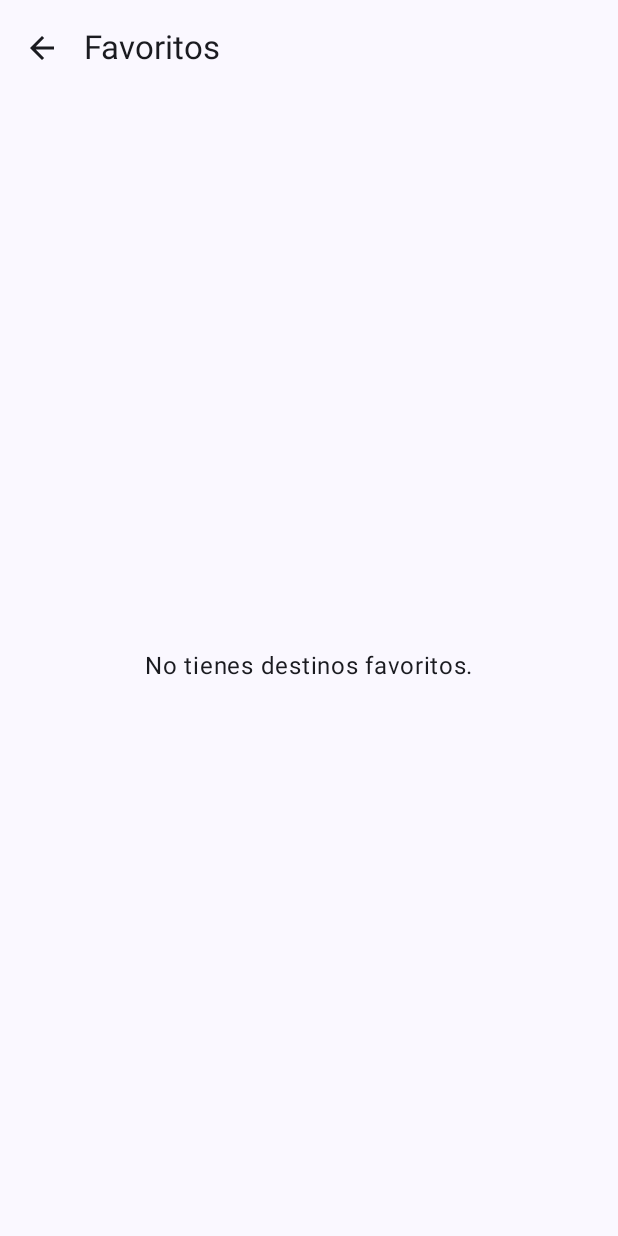
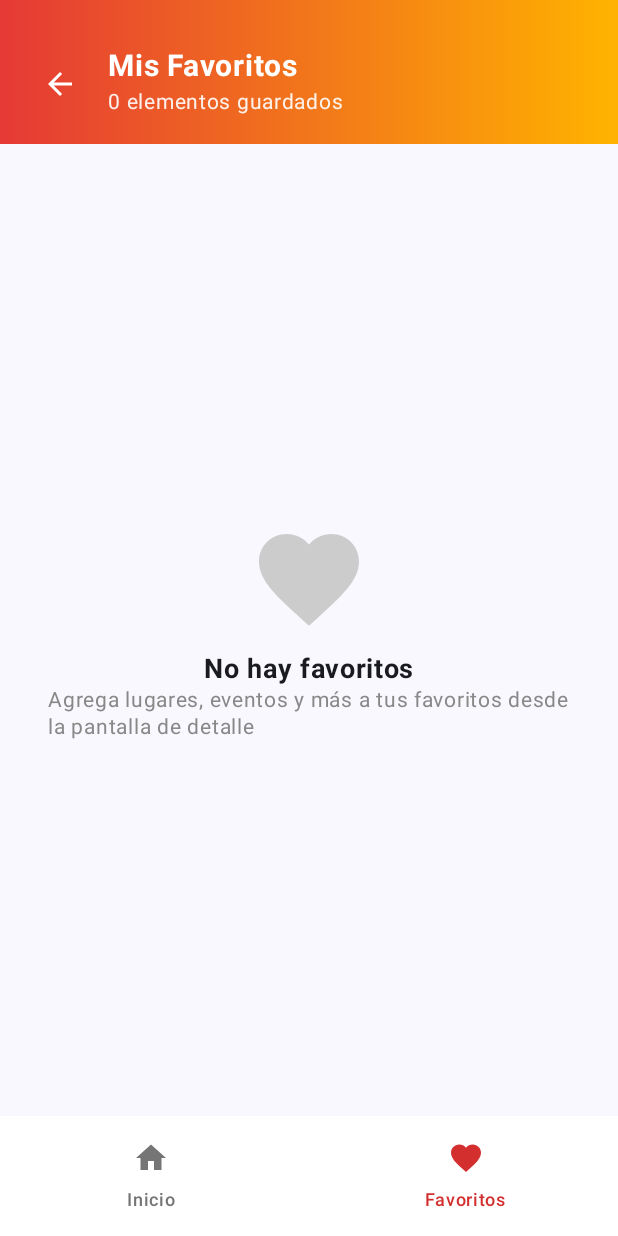
Before and after one commit to Evor00/TravelMarket, an Android app built with Jetpack Compose: the screen it shows after launch (MainActivity), item 2 of the bottom bar chosen, on a phone screen of 412 x 824 dp. Run offline under Robolectric (Android 15) with nearby library versions, the phone set to English and light mode, and no system bars.

Commit message:
Revisión final y correcciones menores antes de la entrega del proyecto.

```diff
--- a/TravelMarket_proyecto/app/src/main/java/com/miempresa/travelmarket/data/Repository.kt
+++ b/TravelMarket_proyecto/app/src/main/java/com/miempresa/travelmarket/data/Repository.kt
@@ -3,43 +3,41 @@ package com.miempresa.travelmarket.data
 import com.miempresa.travelmarket.R
 import com.miempresa.travelmarket.models.Destino
 import com.miempresa.travelmarket.models.Evento
+import com.miempresa.travelmarket.models.Gastronomia
 import com.miempresa.travelmarket.models.Lugar
-import com.miempresa.travelmarket.models.Servicio
-import com.miempresa.travelmarket.models.Gastronomia
 import com.miempresa.travelmarket.models.Transporte
 
 object Repository {
     val lugares = listOf(
-        Lugar("l1", "Plaza de Armas", "La Plaza de Armas es el corazón de Arequipa.", R.drawable.lugares),
-        Lugar("l2", "Monasterio de Santa Catalina", "Un complejo religioso y turístico de gran importancia.", R.drawable.lugares),
-        Lugar("l3", "Mirador de Yanahuara", "Ofrece una vista panorámica de la ciudad y el volcán Misti.", R.drawable.lugares)
+        Lugar("l1", "Plaza de Armas", "La Plaza de Armas es el corazón de Arequipa.", R.drawable.plazadearmas),
+        Lugar("l2", "Monasterio de Santa Catalina", "Un complejo religioso y turístico de gran importancia.", R.drawable.catalina),
+        Lugar("l3", "Mirador de Yanahuara", "Ofrece una vista panorámica de la ciudad y el volcán Misti.", R.drawable.mirador),
+        Lugar("l4", "Cañón del Colca","Es uno de los cañones más profundos del mundo y hogar del majestuoso cóndor andino.",R.drawable.colca)
     )
 
     val eventos = listOf(
-        Evento("e1", "Festival de la Cerveza", "Celebración anual con las mejores cervezas artesanales.", R.drawable.eventos, "20-22 Oct"),
-        Evento("e2", "Aniversario de Arequipa", "Fiestas y eventos por toda la ciudad.", R.drawable.eventos, "15 Ago"),
-        Evento("e3", "Festival Gastronómico", "Los mejores platos de la región en un solo lugar.", R.drawable.eventos, "5-7 Nov")
+        Evento("e1", "Festival de la Cerveza", "Celebración anual con las mejores cervezas artesanales.", R.drawable.cerveza, "20-22 Oct"),
+        Evento("e2", "Aniversario de Arequipa", "Fiestas y eventos por toda la ciudad.", R.drawable.aniversario, "15 Ago"),
+        Evento("e3", "Festival Gastronómico", "Los mejores platos de la región en un solo lugar.", R.drawable.festival, "5-7 Nov"),
+        Evento("e4","Ceremonia de Apertura","Gran ceremonia inaugural de los Juegos Panamericanos con espectáculo de luces, música y cultura latinoamericana.",R.drawable.ceremonia,"26 Jul"),
+        Evento("e5","Natación - Competencias","Competencias de natación olímpica en diversas categorías.",R.drawable.natacion,"2 Ago"),
+        Evento("e6","Final Baloncesto Masculino","Emocionante final del torneo de baloncesto masculino por la medalla de oro.",R.drawable.baloncesto,"10 Ago")
     )
 
     val gastronomia = listOf(
-        Gastronomia("g1", "Restaurante La Nueva Palomino", "Picantería tradicional arequipeña.", R.drawable.gastronomia, "Picantería"),
-        Gastronomia("g2", "Chicha por Gastón Acurio", "Cocina peruana de autor.", R.drawable.gastronomia, "Gourmet"),
-        Gastronomia("g3", "Zig Zag Restaurant", "Especialidades en carnes a la piedra volcánica.", R.drawable.gastronomia, "Internacional")
+        Gastronomia("g1", "Restaurante La Nueva Palomino", "Picantería tradicional arequipeña.", R.drawable.lanuevapalomino, "Picantería"),
+        Gastronomia("g2", "Chicha por Gastón Acurio", "Cocina peruana de autor.", R.drawable.chica, "Gourmet"),
+        Gastronomia("g3", "Zig Zag Restaurant", "Especialidades en carnes a la piedra volcánica.", R.drawable.zigzag, "Internacional"),
+        Gastronomia("g4","Sol de Mayo","Es famoso por su comida tradicional arequipeña y su ambiente típico con música y danzas locales.",R.drawable.soldemayo,"Tradicional")
     )
 
     val transporte = listOf(
-        Transporte("t1", "Línea 1 del Bus Turístico", "Recorrido por los principales atractivos de la ciudad.", R.drawable.transporte, "Bus Turístico"),
-        Transporte("t2", "Taxis Arequipa", "Servicio de taxi seguro y confiable.", R.drawable.transporte, "Taxi"),
-        Transporte("t3", "Alquiler de Scooters Eléctricos", "Movilidad sostenible para explorar el centro histórico.", R.drawable.transporte, "Scooter")
+        Transporte("t1", "Línea 1 del Bus Turístico", "Recorrido por los principales atractivos de la ciudad.", R.drawable.bus, "Bus Turístico"),
+        Transporte("t2", "Taxis Arequipa", "Servicio de taxi seguro y confiable.", R.drawable.taxis, "Taxi"),
+        Transporte("t3", "Alquiler de Scooters Eléctricos", "Movilidad sostenible para explorar el centro histórico.", R.drawable.scooter, "Scooter")
     )
 
-    fun getLugar(id: String?): Lugar? = lugares.find { it.id == id }
-    fun getEvento(id: String?): Evento? = eventos.find { it.id == id }
-    fun getGastronomia(id: String?): Gastronomia? = gastronomia.find { it.id == id }
-    fun getTransporte(id: String?): Transporte? = transporte.find { it.id == id }
 
-
-    // Nueva función para obtener cualquier item por su ID único
     fun getItem(id: String?): Destino? {
         if (id == null) return null
         return lugares.find { it.id == id }
--- a/TravelMarket_proyecto/app/src/main/java/com/miempresa/travelmarket/data/Transporte.kt
+++ b/TravelMarket_proyecto/app/src/main/java/com/miempresa/travelmarket/data/Transporte.kt
@@ -23,7 +23,7 @@ fun getTransporte(): List<Transporte> {
             ubicacion = "Varias estaciones en la ciudad",
             ruta = "Rutas troncales y alimentadoras",
             distancia = "Varía",
-            imageRes = R.drawable.transporte
+            imageRes = R.drawable.bus
         ),
         Transporte(
             nombre = "Taxis de la Ciudad",
@@ -33,7 +33,7 @@ fun getTransporte(): List<Transporte> {
             ubicacion = "Toda la ciudad",
             ruta = "A solicitud del pasajero",
             distancia = "Varía",
-            imageRes = R.drawable.transporte
+            imageRes = R.drawable.taxis
         ),
         Transporte(
             nombre = "Combies y Colectivos",
@@ -43,7 +43,7 @@ fun getTransporte(): List<Transporte> {
             ubicacion = "Rutas específicas por toda la ciudad",
             ruta = "Rutas fijas",
             distancia = "Varía",
-            imageRes = R.drawable.transporte
+            imageRes = R.drawable.combi
         )
     )
 }
--- a/TravelMarket_proyecto/app/src/main/java/com/miempresa/travelmarket/ui/favoritos/FavoriteScreen.kt
+++ b/TravelMarket_proyecto/app/src/main/java/com/miempresa/travelmarket/ui/favoritos/FavoriteScreen.kt
@@ -1,6 +1,7 @@
 package com.miempresa.travelmarket.ui.favoritos
 
 import androidx.compose.foundation.Image
+import androidx.compose.foundation.background
 import androidx.compose.foundation.clickable
 import androidx.compose.foundation.layout.*
 import androidx.compose.foundation.lazy.LazyColumn
@@ -8,6 +9,8 @@ import androidx.compose.foundation.lazy.items
 import androidx.compose.foundation.shape.RoundedCornerShape
 import androidx.compose.material.icons.Icons
 import androidx.compose.material.icons.automirrored.filled.ArrowBack
+import androidx.compose.material.icons.filled.Favorite
+import androidx.compose.material.icons.filled.Home
 import androidx.compose.material3.*
 import androidx.compose.runtime.Composable
 import androidx.compose.runtime.collectAsState
@@ -15,6 +18,7 @@ import androidx.compose.runtime.getValue
 import androidx.compose.ui.Alignment
 import androidx.compose.ui.Modifier
 import androidx.compose.ui.draw.clip
+import androidx.compose.ui.graphics.Brush
 import androidx.compose.ui.graphics.Color
 import androidx.compose.ui.layout.ContentScale
 import androidx.compose.ui.res.painterResource
@@ -24,6 +28,10 @@ import androidx.compose.ui.unit.sp
 import androidx.lifecycle.viewmodel.compose.viewModel
 import androidx.navigation.NavHostController
 import com.miempresa.travelmarket.models.Destino
+import com.miempresa.travelmarket.ui.theme.GradientEnd
+import com.miempresa.travelmarket.ui.theme.GradientStart
+import com.miempresa.travelmarket.ui.theme.SelectedItemColor
+import com.miempresa.travelmarket.ui.theme.UnselectedItemColor
 
 @OptIn(ExperimentalMaterial3Api::class)
 @Composable
@@ -35,19 +43,83 @@ fun FavoriteScreen(
 
     Scaffold(
         topBar = {
-            TopAppBar(
-                title = { Text("Favoritos") },
-                navigationIcon = {
+            Column(
+                modifier = Modifier
+                    .fillMaxWidth()
+                    .background(
+                        brush = Brush.horizontalGradient(
+                            colors = listOf(GradientStart, GradientEnd)
+                        )
+                    )
+                    .padding(top = 32.dp, start = 16.dp, end = 16.dp, bottom = 16.dp)
+            ) {
+                Row(
+                    modifier = Modifier.fillMaxWidth(),
+                    verticalAlignment = Alignment.CenterVertically
+                ) {
                     IconButton(onClick = { navController.popBackStack() }) {
                         Icon(
                             imageVector = Icons.AutoMirrored.Filled.ArrowBack,
-                            contentDescription = "Volver"
+                            contentDescription = "Volver",
+                            tint = Color.White
+                        )
+                    }
+                    Spacer(modifier = Modifier.width(8.dp))
+                    Column {
+                        Text(
+                            text = "Mis Favoritos",
+                            color = Color.White,
+                            fontSize = 20.sp,
+                            fontWeight = FontWeight.Bold
+                        )
+                        Text(
+                            text = "${favorites.size} elementos guardados",
+                            color = Color.White.copy(alpha = 0.9f),
+                            fontSize = 14.sp
                         )
                     }
                 }
-            )
+            }
+        },
+        bottomBar = {
+            NavigationBar(containerColor = Color.White) {
+                val currentRoute = navController.currentBackStackEntry?.destination?.route
+
+                NavigationBarItem(
+                    selected = currentRoute == "home",
+                    onClick = {
+                        navController.navigate("home") {
+                            popUpTo("home") { inclusive = true }
+                        }
+                    },
+                    icon = { Icon(Icons.Default.Home, contentDescription = "Inicio") },
+                    label = { Text("Inicio") },
+                    colors = NavigationBarItemDefaults.colors(
+                        selectedIconColor = SelectedItemColor,
+                        selectedTextColor = SelectedItemColor,
+                        unselectedIconColor = UnselectedItemColor,
+                        unselectedTextColor = UnselectedItemColor,
+                        indicatorColor = Color.Transparent
+                    )
+                )
+
+                NavigationBarItem(
+                    selected = currentRoute == "favoritos",
+                    onClick = { navController.navigate("favoritos") },
+                    icon = { Icon(Icons.Default.Favorite, contentDescription = "Favoritos") },
+                    label = { Text("Favoritos") },
+                    colors = NavigationBarItemDefaults.colors(
+                        selectedIconColor = SelectedItemColor,
+                        selectedTextColor = SelectedItemColor,
+                        unselectedIconColor = UnselectedItemColor,
+                        unselectedTextColor = UnselectedItemColor,
+                        indicatorColor = Color.Transparent
+                    )
+                )
+            }
         }
     ) { padding ->
+
         if (favorites.isEmpty()) {
             Box(
                 modifier = Modifier
@@ -55,7 +127,23 @@ fun FavoriteScreen(
                     .padding(padding),
                 contentAlignment = Alignment.Center
             ) {
-                Text("No tienes destinos favoritos.")
+                Column(horizontalAlignment = Alignment.CenterHorizontally) {
+                    Icon(
+                        imageVector = Icons.Default.Favorite,
+                        contentDescription = "Sin favoritos",
+                        tint = Color.LightGray,
+                        modifier = Modifier.size(80.dp)
+                    )
+                    Spacer(modifier = Modifier.height(8.dp))
+                    Text("No hay favoritos", fontSize = 18.sp, fontWeight = FontWeight.Bold)
+                    Text(
+                        "Agrega lugares, eventos y más a tus favoritos desde la pantalla de detalle",
+                        color = Color.Gray,
+                        fontSize = 14.sp,
+                        modifier = Modifier.padding(horizontal = 32.dp),
+                        lineHeight = 18.sp
+                    )
+                }
             }
         } else {
             LazyColumn(
@@ -79,7 +167,7 @@ fun FavoriteItemCard(destino: Destino, navController: NavHostController) {
         modifier = Modifier
             .fillMaxWidth()
             .clickable { navController.navigate("detalle/${destino.id}") },
-        shape = RoundedCornerShape(16.dp),
+        shape = RoundedCornerShape(20.dp),
         colors = CardDefaults.cardColors(containerColor = Color.White),
         elevation = CardDefaults.cardElevation(defaultElevation = 2.dp)
     ) {
@@ -93,7 +181,7 @@ fun FavoriteItemCard(destino: Destino, navController: NavHostController) {
                 contentScale = ContentScale.Crop,
                 modifier = Modifier
                     .size(80.dp)
-                    .clip(RoundedCornerShape(12.dp))
+                    .clip(RoundedCornerShape(16.dp))
             )
             Spacer(modifier = Modifier.width(16.dp))
             Column(modifier = Modifier.weight(1f)) {
--- a/TravelMarket_proyecto/app/src/main/java/com/miempresa/travelmarket/ui/favoritos/FavoriteViewModel.kt
+++ b/TravelMarket_proyecto/app/src/main/java/com/miempresa/travelmarket/ui/favoritos/FavoriteViewModel.kt
@@ -2,8 +2,10 @@ package com.miempresa.travelmarket.ui.favoritos
 
 import androidx.lifecycle.ViewModel
 import com.miempresa.travelmarket.data.FavoritesManager
+import com.miempresa.travelmarket.models.Destino
 import kotlinx.coroutines.flow.asStateFlow
 
 class FavoriteViewModel : ViewModel() {
     val favorites = FavoritesManager.favorites.asStateFlow()
+
 }
```
Also changed, not shown: TravelMarket_proyecto/app/src/main/java/com/miempresa/travelmarket/data/Eventos.kt (+6 -4 lines), TravelMarket_proyecto/app/src/main/java/com/miempresa/travelmarket/data/Gastronomia.kt (+4 -4 lines), TravelMarket_proyecto/app/src/main/java/com/miempresa/travelmarket/data/Lugares.kt (+4 -4 lines), TravelMarket_proyecto/app/src/main/java/com/miempresa/travelmarket/ui/gastronomia/GastronomiaScreen.kt (+11 -5 lines), TravelMarket_proyecto/app/src/main/java/com/miempresa/travelmarket/ui/transporte/TransporteScreen.kt (+11 -5 lines).
